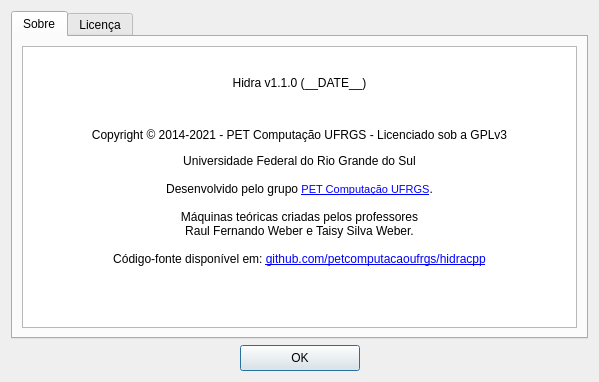
Before: the Qt Designer form src/gui/about.ui in petcomputacaoufrgs/hidracpp, drawn with Qt 5.
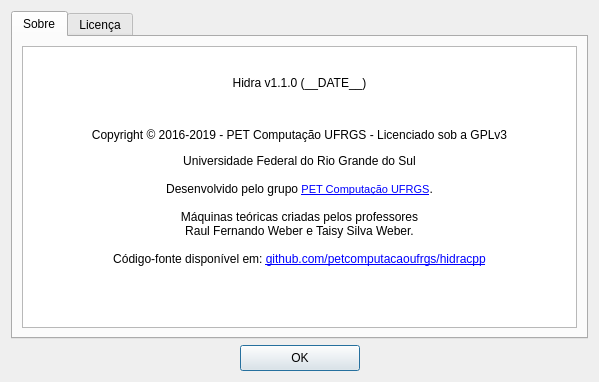
After: the same form once the commit is applied.

```diff
--- a/src/gui/about.ui
+++ b/src/gui/about.ui
@@ -37,7 +37,7 @@
 &lt;p align=&quot;center&quot; style=&quot;-qt-paragraph-type:empty; margin-top:12px; margin-bottom:12px; margin-left:0px; margin-right:0px; -qt-block-indent:0; text-indent:0px;&quot;&gt;&lt;br /&gt;&lt;/p&gt;
 &lt;p align=&quot;center&quot; style=&quot; margin-top:12px; margin-bottom:12px; margin-left:0px; margin-right:0px; -qt-block-indent:0; text-indent:0px;&quot;&gt;&lt;span style=&quot; font-size:9pt;&quot;&gt;Hidra v1.1.0 (__DATE__)&lt;/span&gt;&lt;/p&gt;
 &lt;p align=&quot;center&quot; style=&quot;-qt-paragraph-type:empty; margin-top:12px; margin-bottom:12px; margin-left:0px; margin-right:0px; -qt-block-indent:0; text-indent:0px; font-size:9pt;&quot;&gt;&lt;br /&gt;&lt;/p&gt;
-&lt;p align=&quot;center&quot; style=&quot; margin-top:12px; margin-bottom:12px; margin-left:0px; margin-right:0px; -qt-block-indent:0; text-indent:0px;&quot;&gt;&lt;span style=&quot; font-size:9pt;&quot;&gt;Copyright © 2014-2021 - PET Computação UFRGS - Licenciado sob a GPLv3&lt;/span&gt;&lt;/p&gt;
+&lt;p align=&quot;center&quot; style=&quot; margin-top:12px; margin-bottom:12px; margin-left:0px; margin-right:0px; -qt-block-indent:0; text-indent:0px;&quot;&gt;&lt;span style=&quot; font-size:9pt;&quot;&gt;Copyright © 2016-2019 - PET Computação UFRGS - Licenciado sob a GPLv3&lt;/span&gt;&lt;/p&gt;
 &lt;p align=&quot;center&quot; style=&quot; margin-top:12px; margin-bottom:12px; margin-left:0px; margin-right:0px; -qt-block-indent:0; text-indent:0px;&quot;&gt;&lt;span style=&quot; font-size:9pt;&quot;&gt;Universidade Federal do Rio Grande do Sul&lt;br /&gt;&lt;br /&gt;Desenvolvido pelo grupo &lt;/span&gt;&lt;a href=&quot;http://inf.ufrgs.br/pet/&quot;&gt;&lt;span style=&quot; font-size:8pt; text-decoration: underline; color:#0000ff;&quot;&gt;PET Computação UFRGS&lt;/span&gt;&lt;/a&gt;&lt;span style=&quot; font-size:9pt;&quot;&gt;.&lt;br /&gt;&lt;br /&gt;Máquinas teóricas criadas pelos professores&lt;br /&gt;Raul Fernando Weber e Taisy Silva Weber.&lt;br /&gt;&lt;br /&gt;Código-fonte disponível em: &lt;/span&gt;&lt;a href=&quot;https://github.com/petcomputacaoufrgs/hidracpp&quot;&gt;&lt;span style=&quot; font-size:9pt; text-decoration: underline; color:#0000ff;&quot;&gt;github.com/petcomputacaoufrgs/hidracpp&lt;/span&gt;&lt;/a&gt;&lt;/p&gt;&lt;/body&gt;&lt;/html&gt;</string>
          </property>
          <property name="openExternalLinks">
```
